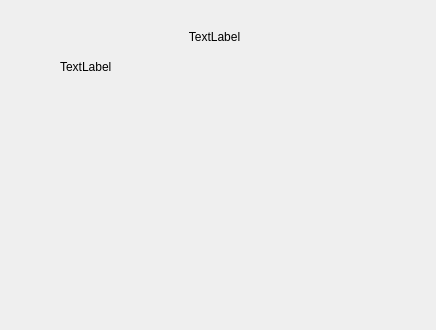
This is code/viewer/UI/recept_step_window.ui in marcusgostasson/smartshop as Qt 5 draws it before an edit. The edited form follows.
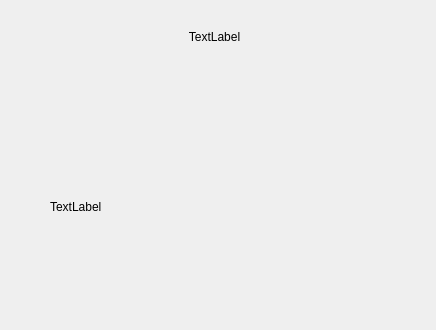
This is the edited form.

Commit message: Added pictures for the dish

Patch:
```diff
--- a/code/viewer/UI/recept_step_window.ui
+++ b/code/viewer/UI/recept_step_window.ui
@@ -38,8 +38,8 @@
   <widget class="QLabel" name="recept_steps">
    <property name="geometry">
     <rect>
-     <x>60</x>
-     <y>60</y>
+     <x>50</x>
+     <y>200</y>
      <width>311</width>
      <height>41</height>
     </rect>
@@ -57,6 +57,19 @@
     <set>Qt::AlignLeading|Qt::AlignLeft|Qt::AlignTop</set>
    </property>
   </widget>
+  <widget class="QLabel" name="recept_picture">
+   <property name="geometry">
+    <rect>
+     <x>90</x>
+     <y>50</y>
+     <width>241</width>
+     <height>131</height>
+    </rect>
+   </property>
+   <property name="text">
+    <string/>
+   </property>
+  </widget>
  </widget>
  <resources/>
  <connections/>
```
Left out of the diff: 4 changed lines with no effect on the pictures. The commit also changes 4 other files.
